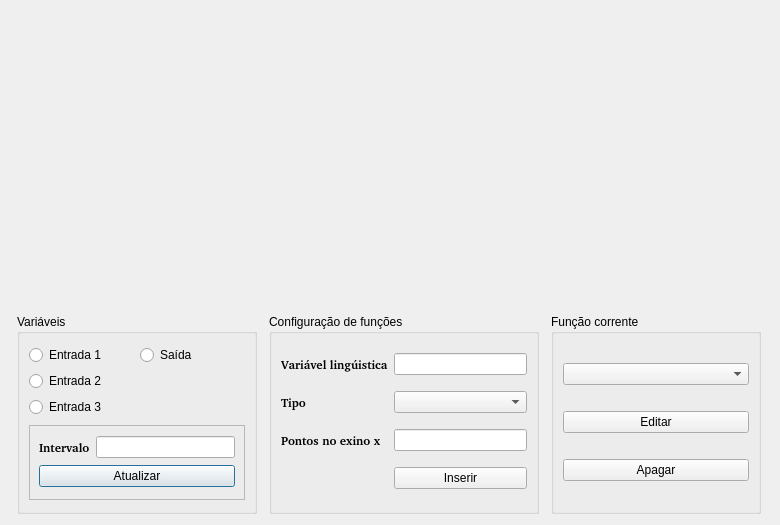
Old version of the form src/functionwindow.ui in the repository carvalhojldc/fuzzy-control.
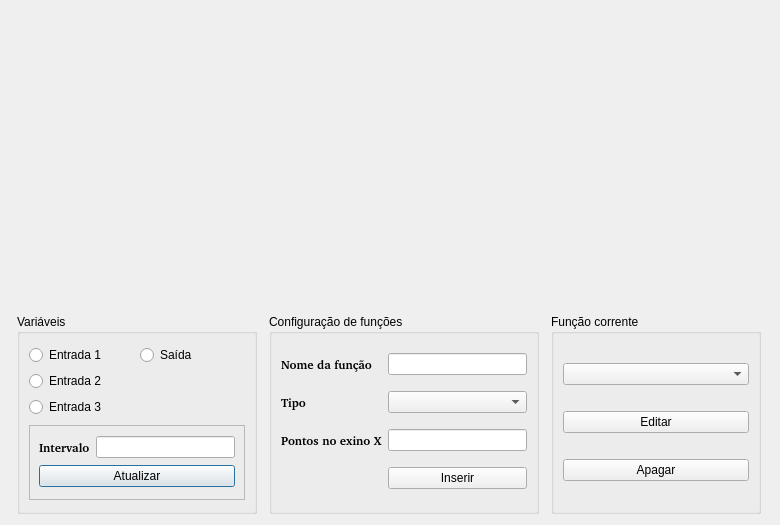
New version of the form. Custom widgets are drawn as their Qt base class.

```diff
--- a/src/functionwindow.ui
+++ b/src/functionwindow.ui
@@ -221,7 +221,7 @@
              </font>
             </property>
             <property name="text">
-             <string>Variável lingúistica</string>
+             <string>Nome da função</string>
             </property>
            </widget>
           </item>
@@ -255,7 +255,7 @@
              </font>
             </property>
             <property name="text">
-             <string>Pontos no exino x</string>
+             <string>Pontos no exino X</string>
             </property>
            </widget>
           </item>
```
Left out of the diff: 15 changed lines with no effect on the pictures.
